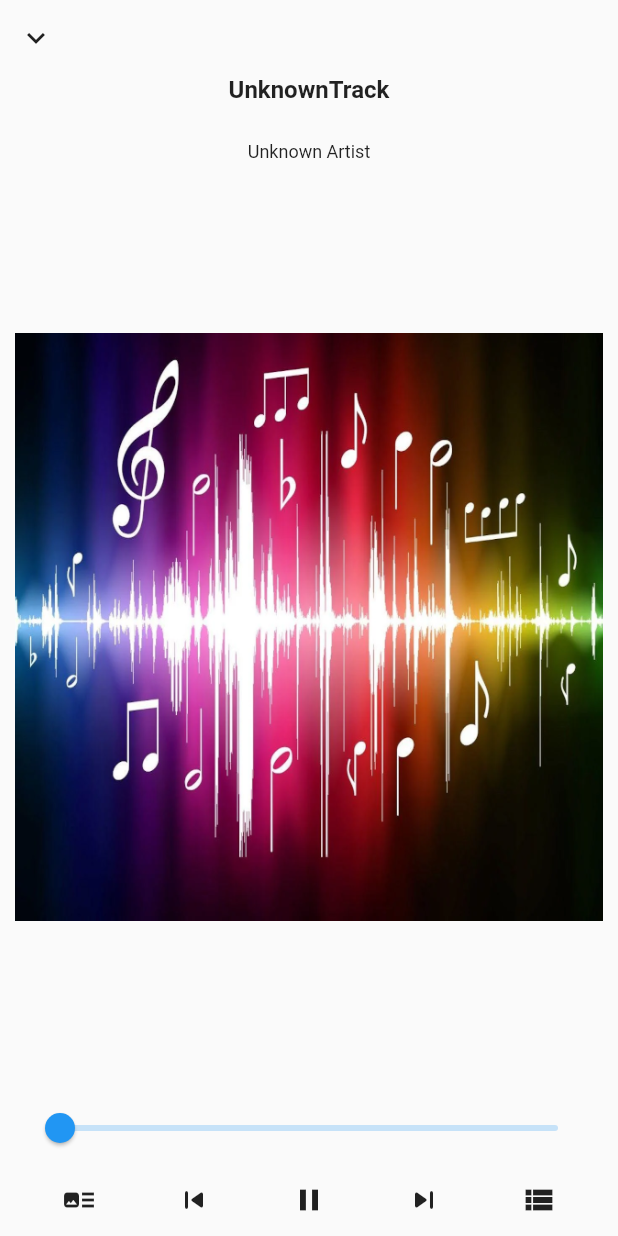
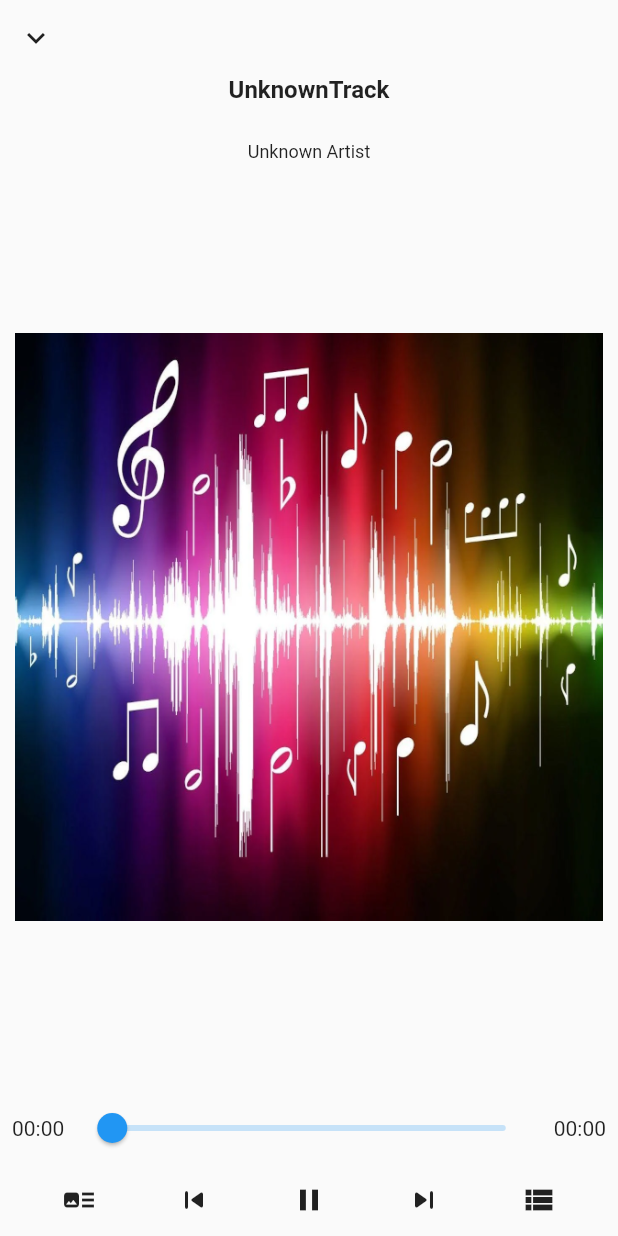
Before and after one commit to StefanoAzzone/mad, a Flutter app: the PlayingTrack screen opened by its route, on a phone screen of 412 x 824 dp. Run offline on Flutter 3.47's test engine with Material 2 defaults, Android fonts, the phone set to English and light mode, and no system bars; our stand-ins replace audioplayers, permission_handler; missing offline and left inert: audiotagger, dart:ffi; statements that could not run were skipped.

Commit message:
Fixed ProgressBar not showing duration and position in edge cases

```diff
--- a/lib/bar/ProgressBar.dart
+++ b/lib/bar/ProgressBar.dart
@@ -6,18 +6,35 @@ import 'dart:io';
 
 import 'package:mad/data.dart';
 
+String durationToString(Duration duration) {
+  String twoDigits(int n) => n.toString().padLeft(2, "0");
+  String twoDigitMinutes = twoDigits(duration.inMinutes.remainder(60));
+  String twoDigitSeconds = twoDigits(duration.inSeconds.remainder(60));
+  return twoDigitMinutes + ":" + twoDigitSeconds;
+}
+
+class DurationInfo
+{
+  Duration trackPosition = const Duration();
+  Duration trackDuration = const Duration();
+
+  static final DurationInfo instance = DurationInfo._internal();
+  factory DurationInfo() {
+    return instance;
+  }
+  DurationInfo._internal();
+}
+
+DurationInfo durationInfo = DurationInfo.instance;
+
 class ProgressBar extends StatefulWidget {
+
   @override
   State<ProgressBar> createState() => _ProgressBarState();
 }
 
 class _ProgressBarState extends State<ProgressBar> {
   bool isChanging = false;
-  Duration trackPosition = Duration();
-  Duration trackDuration = Duration();
-
-  String positionString = "";
-  String durationString = "";
 
   late StreamSubscription<Duration> pos;
   late StreamSubscription<Duration> dur;
@@ -25,27 +42,13 @@ class _ProgressBarState extends State<ProgressBar> {
   _ProgressBarState() {
     pos = player.audioPlayer.onAudioPositionChanged.listen((Duration p) {
       if (!isChanging) {
-        //print('Current position: $p');
-        setState(() => trackPosition = p);
-        int t = trackPosition.inSeconds % 60;
-        positionString = t < 10 ? "0" : "";
-        positionString += t.toString();
-        positionString =
-            trackPosition.inMinutes.toString() + ":" + positionString;
+        setState(() => durationInfo.trackPosition = p);
+
       }
     });
     dur = player.audioPlayer.onDurationChanged.listen((Duration d) {
       if (!isChanging) {
-        //print('Max duration: $d');
-        setState(() {
-          trackDuration = d;
-          trackPosition = Duration.zero;
-        });
-        int t = trackDuration.inSeconds % 60;
-        durationString = t < 10 ? "0" : "";
-        durationString += t.toString();
-        durationString =
-            trackDuration.inMinutes.toString() + ":" + durationString;
+        setState(() => durationInfo.trackDuration = d);
       }
     });
   }
@@ -65,14 +68,14 @@ class _ProgressBarState extends State<ProgressBar> {
       children: [
         Padding(
           padding: EdgeInsets.all(8.0),
-          child: Text(positionString),
+          child: Text(durationToString(durationInfo.trackPosition)),
         ),
         Expanded(
           child: Slider(
               onChangeStart: (value) => isChanging = true,
               onChanged: (double value) {
                 setState(() {
-                  trackPosition = Duration(seconds: value.toInt());
+                  durationInfo.trackPosition = Duration(seconds: value.toInt());
                 });
               },
               onChangeEnd: (double newValue) {
@@ -82,12 +85,12 @@ class _ProgressBarState extends State<ProgressBar> {
                       Duration(seconds: newValue.toInt()));
                 });
               },
-              value: trackPosition.inSeconds.toDouble(),
-              max: trackDuration.inSeconds.toDouble()),
+              value: durationInfo.trackPosition.inSeconds.toDouble(),
+              max: durationInfo.trackDuration.inSeconds.toDouble()),
         ),
         Padding(
           padding: EdgeInsets.all(8.0),
-          child: Text(durationString),
+          child: Text(durationToString(durationInfo.trackDuration)),
         ),
       ],
     );
--- a/lib/screens/PlayingTrack.dart
+++ b/lib/screens/PlayingTrack.dart
@@ -1,7 +1,5 @@
 import 'dart:async';
-import 'dart:collection';
 
-import 'package:flutter/cupertino.dart';
 import 'package:flutter/material.dart';
 import 'package:mad/Player.dart';
 import 'package:mad/bar/ProgressBar.dart';
@@ -24,6 +22,7 @@ class _PlayingTrackState extends State<PlayingTrack> {
     });
   }
 
+  @override
   @protected
   @mustCallSuper
   void dispose()
```
